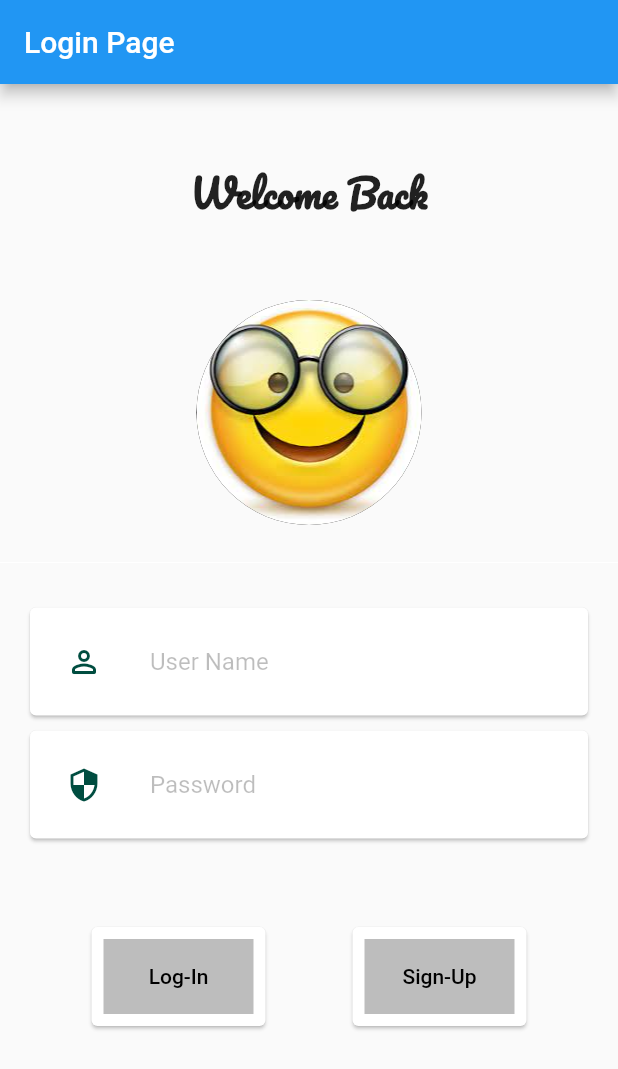
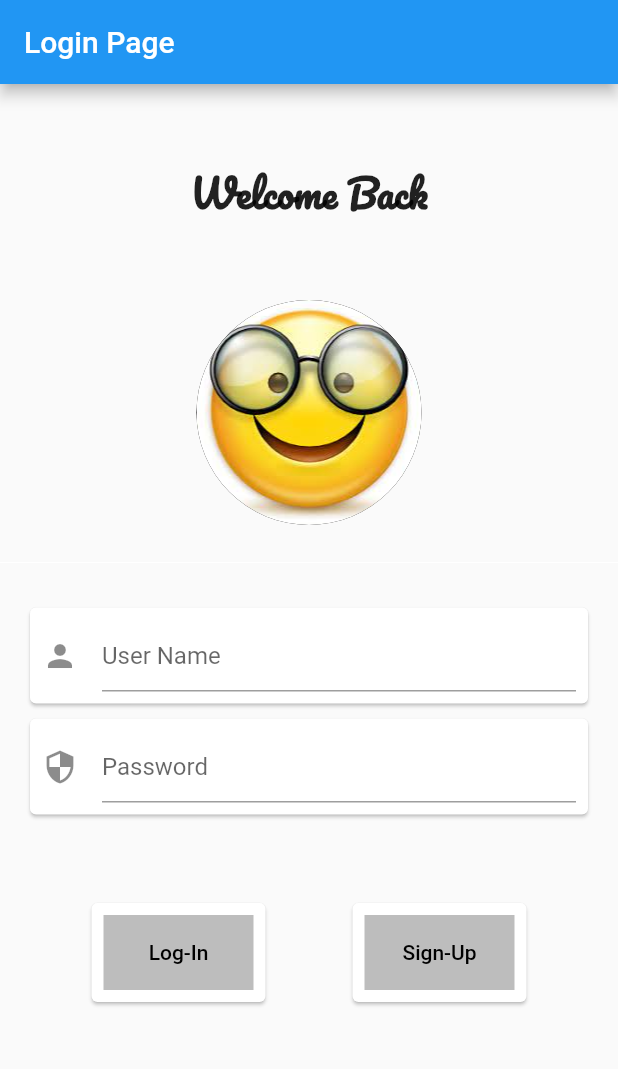
Before and after one commit to ingyin-25/login-page, a Flutter app: the screen it shows after launch, on a phone screen of 412 x 824 dp. Shown: the top 1069 px of the screen. Run offline on Flutter 3.47's test engine with Material 2 defaults, Android fonts, the light colour scheme and no system bars; our stand-ins replace audioplayers.

Commit message:
Change lib main

```diff
--- a/lib/main.dart
+++ b/lib/main.dart
@@ -56,12 +56,10 @@ class LogIn extends StatelessWidget {
                   margin: EdgeInsets.fromLTRB(20, 5, 20, 5),
                   child: Padding(
                     padding: const EdgeInsets.all(8.0),
-                    child: ListTile(
-                      leading: Icon(Icons.perm_identity_rounded, color: Colors.teal[900]),
-                      title: Text('User Name',
-                        style: TextStyle(
-                          color: Colors.black26
-                        ),
+                    child: TextField(
+                      decoration: InputDecoration(
+                        hintText: 'User Name',
+                        icon: Icon(Icons.person)
                       ),
                     ),
                   ),
@@ -72,12 +70,10 @@ class LogIn extends StatelessWidget {
                   margin: EdgeInsets.fromLTRB(20, 5, 20, 5),
                   child: Padding(
                     padding: const EdgeInsets.all(8.0),
-                    child: ListTile(
-                      leading: Icon(Icons.security, color: Colors.teal[900]),
-                      title: Text('Password',
-                        style: TextStyle(
-                          color: Colors.black26
-                        ),
+                    child: TextField(
+                      decoration: InputDecoration(
+                        hintText: 'Password',
+                        icon: Icon(Icons.security)
                       ),
                     ),
                   ),
```
